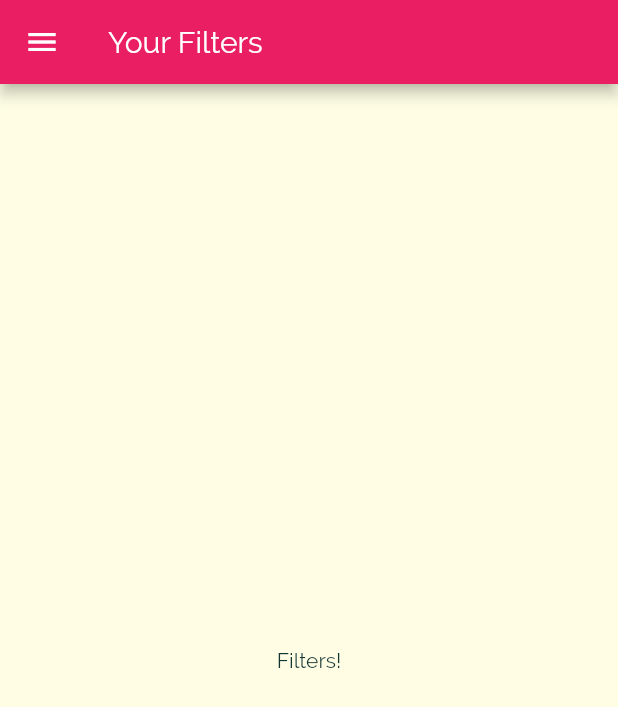
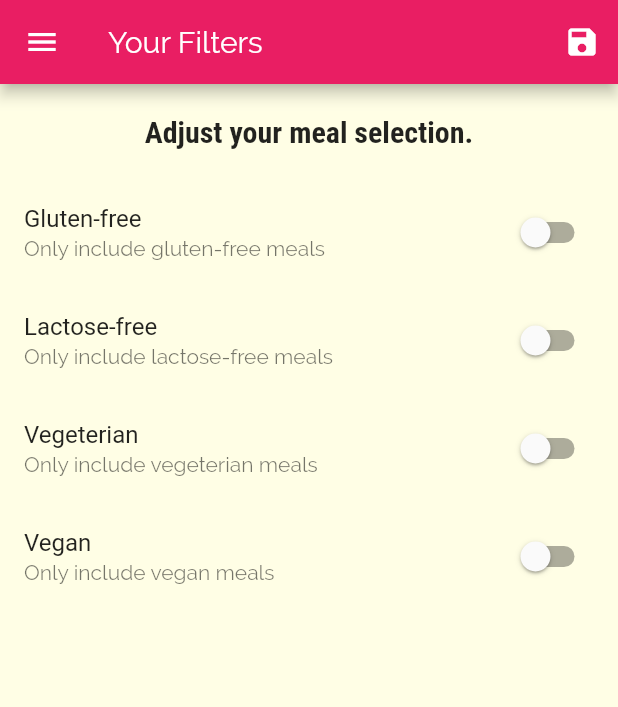
Before and after one commit to zeee4real/deli_meals, a Flutter app: the FiltersScreen screen opened by its route, on a phone screen of 412 x 824 dp. Shown: the top 707 px of the screen. Run offline on Flutter 3.47's test engine with Material 2 defaults, Android fonts, the phone set to English and light mode, and no system bars.

Commit message:
- added filters screen - made it work

```diff
--- a/lib/main.dart
+++ b/lib/main.dart
@@ -1,16 +1,52 @@
+import 'package:deli_meals/dummy_data.dart';
 import 'package:deli_meals/screens/category_meals_screen.dart';
 import 'package:deli_meals/screens/filters_screen.dart';
 import 'package:deli_meals/screens/meal_detail_screen.dart';
 import 'package:deli_meals/screens/tabs_screen.dart';
 import 'package:flutter/material.dart';
-import 'screens/categories_screen.dart';
 import 'screens/category_meals_screen.dart';
+import './model/meal.dart';
 
 void main() {
   runApp(MyApp());
 }
 
-class MyApp extends StatelessWidget {
+class MyApp extends StatefulWidget {
+  @override
+  _MyAppState createState() => _MyAppState();
+}
+
+class _MyAppState extends State<MyApp> {
+  Map<String, bool> _filters = {
+    'gluten': false,
+    'lactose': false,
+    'vegan': false,
+    'vegeterian': false,
+  };
+
+  void _setFilers(Map<String, bool> filers) {
+    setState(() {
+      _filters = filers;
+      _availableMeals = DUMMY_MEALS.where((element) {
+        if (_filters['gluten'] && !element.isGlutenFree) {
+          return false;
+        }
+        if (_filters['lactose'] && !element.isLactoseFree) {
+          return false;
+        }
+        if (_filters['vegan'] && !element.isVegan) {
+          return false;
+        }
+        if (_filters['vegeterian'] && !element.isVegetarian) {
+          return false;
+        }
+        return true;
+      }).toList();
+    });
+  }
+
+  List<Meal> _availableMeals = DUMMY_MEALS;
+
   @override
   Widget build(BuildContext context) {
     return MaterialApp(
@@ -23,20 +59,24 @@ class MyApp extends StatelessWidget {
         textTheme: ThemeData.light().textTheme.copyWith(
               bodyText1: TextStyle(color: Color.fromRGBO(20, 51, 51, 1)),
               bodyText2: TextStyle(color: Color.fromRGBO(20, 51, 51, 1)),
-              headline6: TextStyle(fontSize: 20, fontFamily: 'RobotoCondensed'),
+              headline6: TextStyle(
+                  fontSize: 20,
+                  fontFamily: 'RobotoCondensed',
+                  fontWeight: FontWeight.bold),
             ),
         visualDensity: VisualDensity.adaptivePlatformDensity,
       ),
       initialRoute: '/',
       routes: {
         '/': (ctx) => TabsScreen(),
-        CategoryMealsScreen.routeName: (ctx) => CategoryMealsScreen(),
+        CategoryMealsScreen.routeName: (ctx) =>
+            CategoryMealsScreen(_availableMeals),
         MealDetailsScreen.routeName: (ctx) => MealDetailsScreen(),
-        FiltersScreen.routeName: (ctx) => FiltersScreen(),
+        FiltersScreen.routeName: (ctx) => FiltersScreen(_setFilers, _filters),
       },
       // onGenerateRoute: ,
-      onUnknownRoute: (settings) =>
-          MaterialPageRoute(builder: (ctx) => CategoryMealsScreen()),
+      onUnknownRoute: (settings) => MaterialPageRoute(
+          builder: (ctx) => CategoryMealsScreen(_availableMeals)),
     );
   }
 }
--- a/lib/screens/category_meals_screen.dart
+++ b/lib/screens/category_meals_screen.dart
@@ -1,10 +1,13 @@
 import 'package:deli_meals/model/meal.dart';
 import 'package:deli_meals/widgets/meal_item.dart';
 import 'package:flutter/material.dart';
-import '../dummy_data.dart';
 
 class CategoryMealsScreen extends StatefulWidget {
   static const routeName = '/category-meals';
+
+  final List<Meal> availableMeals;
+
+  CategoryMealsScreen(this.availableMeals);
 
   @override
   _CategoryMealsScreenState createState() => _CategoryMealsScreenState();
@@ -24,7 +27,7 @@ class _CategoryMealsScreenState extends State<CategoryMealsScreen> {
           ModalRoute.of(context).settings.arguments as Map<String, String>;
       categoryTitle = routeArgs['title'];
       final categoryId = routeArgs['id'];
-      categoryMeals = DUMMY_MEALS.where((element) {
+      categoryMeals = widget.availableMeals.where((element) {
         return element.categories.contains(categoryId);
       }).toList();
       super.didChangeDependencies();
--- a/lib/screens/filters_screen.dart
+++ b/lib/screens/filters_screen.dart
@@ -1,17 +1,104 @@
 import 'package:deli_meals/widgets/main_drawer.dart';
 import 'package:flutter/material.dart';
 
-class FiltersScreen extends StatelessWidget {
+class FiltersScreen extends StatefulWidget {
   static const routeName = '/filters';
+
+  final Function saveFilters;
+  final Map<String, bool> currentFilters;
+
+  FiltersScreen(this.saveFilters, this.currentFilters);
+
+  @override
+  _FiltersScreenState createState() => _FiltersScreenState();
+}
+
+class _FiltersScreenState extends State<FiltersScreen> {
+  bool _glutenFree = false;
+  bool _vegeterian = false;
+  bool _vegan = false;
+  bool _lactoseFree = false;
+
+  @override
+  initState() {
+    _glutenFree = widget.currentFilters['gluten'];
+    _lactoseFree = widget.currentFilters['lactose'];
+    _vegan = widget.currentFilters['vegan'];
+    _vegeterian = widget.currentFilters['vegeterian'];
+  }
+
+  Widget _buildSwitchListTile(String titleText, String subtitle,
+      bool currentValue, Function updateValue) {
+    return SwitchListTile(
+      title: Text(titleText),
+      value: currentValue,
+      subtitle: Text(subtitle),
+      onChanged: updateValue,
+    );
+  }
 
   @override
   Widget build(BuildContext context) {
     return Scaffold(
       appBar: AppBar(
         title: Text('Your Filters'),
+        actions: [
+          IconButton(
+              icon: Icon(Icons.save),
+              onPressed: () {
+                final selectedFilters = {
+                  'gluten': _glutenFree,
+                  'lactose': _lactoseFree,
+                  'vegan': _vegan,
+                  'vegeterian': _vegeterian,
+                };
+                widget.saveFilters(selectedFilters);
+              }),
+        ],
       ),
       drawer: MainDrawer(),
-      body: Center(child: Text('Filters!')),
+      body: Column(
+        children: [
+          Container(
+            padding: EdgeInsets.all(20),
+            child: Text(
+              'Adjust your meal selection.',
+              style: Theme.of(context).textTheme.headline6,
+            ),
+          ),
+          Expanded(
+              child: ListView(
+            children: [
+              _buildSwitchListTile(
+                  'Gluten-free', 'Only include gluten-free meals', _glutenFree,
+                  (newValue) {
+                setState(() {
+                  _glutenFree = newValue;
+                });
+              }),
+              _buildSwitchListTile('Lactose-free',
+                  'Only include lactose-free meals', _lactoseFree, (newValue) {
+                setState(() {
+                  _lactoseFree = newValue;
+                });
+              }),
+              _buildSwitchListTile(
+                  'Vegeterian', 'Only include vegeterian meals', _vegeterian,
+                  (newValue) {
+                setState(() {
+                  _vegeterian = newValue;
+                });
+              }),
+              _buildSwitchListTile('Vegan', 'Only include vegan meals', _vegan,
+                  (newValue) {
+                setState(() {
+                  _vegan = newValue;
+                });
+              }),
+            ],
+          ))
+        ],
+      ),
     );
   }
 }
```
